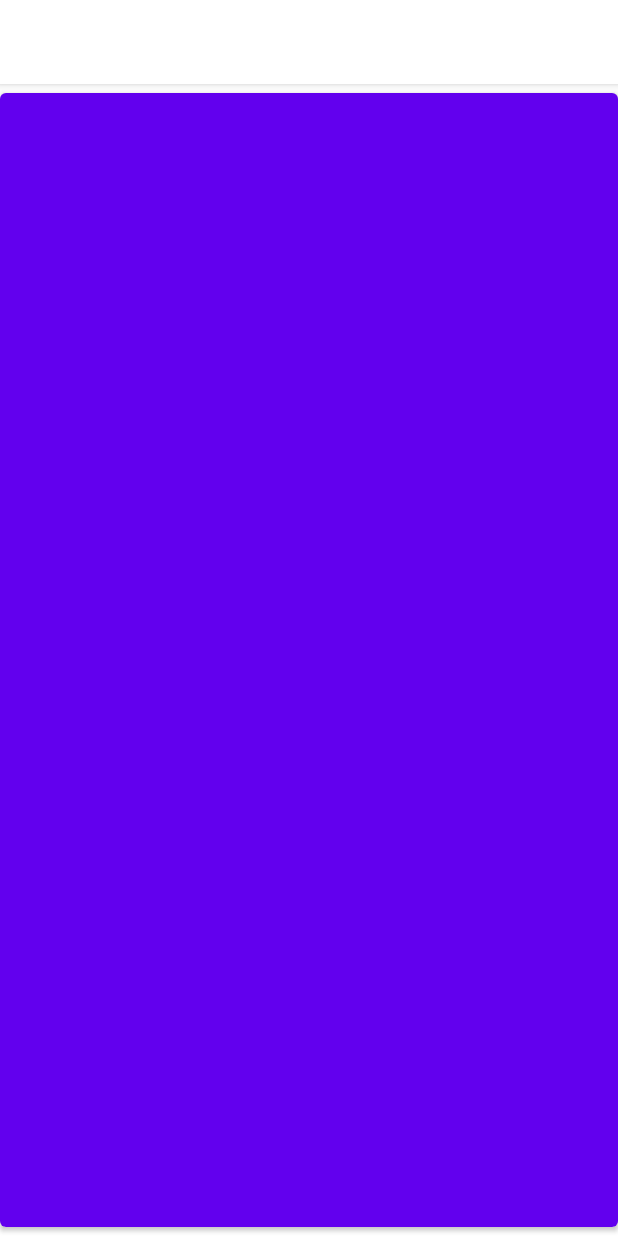
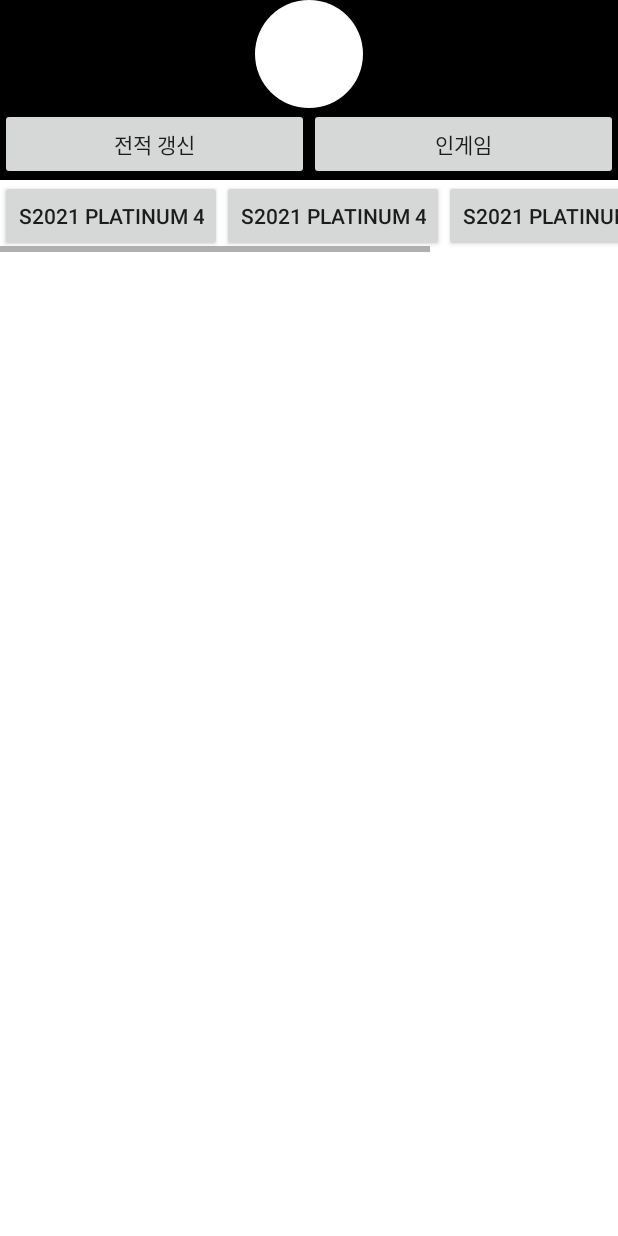
Before and after one commit to zeroheat0930/LOLandRoll, an Android app: the ParcticActivity screen opened directly, with no data from a screen before it, on a phone screen of 412 x 824 dp. Run offline under Robolectric (Android 15) with nearby library versions, the phone set to English and light mode, and no system bars; our stand-ins replace CircleImageView, data binding.

Commit message:
전적 검색창 -1. appbar 제거 -2. UI 배치중 -3. 스크롤뷰 전체, 가로 2개 달아놓음

```diff
--- a/app/src/main/java/com/zeroheat/lolandroll/ParcticActivity.kt
+++ b/app/src/main/java/com/zeroheat/lolandroll/ParcticActivity.kt
@@ -10,6 +10,7 @@ class ParcticActivity : BaseActivity() {
     override fun onCreate(savedInstanceState: Bundle?) {
         super.onCreate(savedInstanceState)
         binding= DataBindingUtil.setContentView(this, R.layout.activity_parctic)
+        getSupportActionBar()?.hide()
     }
 
     override fun setupEvents() {
--- a/app/src/main/res/layout/activity_parctic.xml
+++ b/app/src/main/res/layout/activity_parctic.xml
@@ -1,18 +1,94 @@
 <?xml version="1.0" encoding="utf-8"?>
-<layout>
-    <LinearLayout xmlns:android="http://schemas.android.com/apk/res/android"
+<layout xmlns:tools="http://schemas.android.com/tools"
+    xmlns:android="http://schemas.android.com/apk/res/android"
+    xmlns:app="http://schemas.android.com/apk/res-auto">
+
+    <LinearLayout
         android:layout_width="match_parent"
         android:layout_height="match_parent"
         android:orientation="vertical">
 
-        <androidx.recyclerview.widget.RecyclerView
-            android:id="@+id/myFriendsRecyclerView"
+        <ScrollView
             android:layout_width="match_parent"
-            android:layout_height="wrap_content"/>
+            android:layout_height="match_parent">
 
-        <Button
-            android:layout_width="match_parent"
-            android:layout_height="match_parent"/>
+            <LinearLayout
+                android:layout_width="match_parent"
+                android:layout_height="wrap_content"
+                android:orientation="vertical">
 
+                <LinearLayout
+                    android:layout_width="match_parent"
+                    android:layout_height="wrap_content"
+                    android:background="@color/black"
+                    android:orientation="vertical">
+
+                    <LinearLayout
+                        android:layout_width="match_parent"
+                        android:layout_height="wrap_content"
+                        android:orientation="horizontal">
+
+                        <de.hdodenhof.circleimageview.CircleImageView
+                            android:layout_width="match_parent"
+                            android:layout_height="match_parent"
+                            android:src="@mipmap/ic_launcher" />
+
+                    </LinearLayout>
+
+                    <LinearLayout
+                        android:layout_width="match_parent"
+                        android:layout_height="wrap_content"
+                        android:orientation="horizontal">
+
+                        <androidx.appcompat.widget.AppCompatButton
+                            android:layout_width="wrap_content"
+                            android:layout_height="wrap_content"
+                            android:layout_weight="1"
+                            android:text="전적 갱신" />
+
+                        <androidx.appcompat.widget.AppCompatButton
+                            android:layout_width="wrap_content"
+                            android:layout_height="wrap_content"
+                            android:layout_weight="1"
+                            android:text="인게임" />
+                    </LinearLayout>
+
+                </LinearLayout>
+
+
+
+                    <HorizontalScrollView
+                        android:layout_width="wrap_content"
+                        android:layout_height="wrap_content">
+                        <LinearLayout
+                            android:layout_width="wrap_content"
+                            android:layout_height="wrap_content"
+                            android:orientation="horizontal">
+
+                        <androidx.appcompat.widget.AppCompatButton
+                            android:layout_width="wrap_content"
+                            android:layout_height="wrap_content"
+                            android:text="S2021 PLATINUM 4" />
+
+                        <androidx.appcompat.widget.AppCompatButton
+                            android:layout_width="wrap_content"
+                            android:layout_height="wrap_content"
+                            android:text="S2021 PLATINUM 4" />
+
+                            <androidx.appcompat.widget.AppCompatButton
+                                android:layout_width="wrap_content"
+                                android:layout_height="wrap_content"
+                                android:text="S2021 PLATINUM 4" />
+
+                            <androidx.appcompat.widget.AppCompatButton
+                            android:layout_width="wrap_content"
+                            android:layout_height="wrap_content"
+                            android:text="S2021 PLATINUM 4" />
+
+                </LinearLayout>
+                    </HorizontalScrollView>
+
+            </LinearLayout>
+        </ScrollView>
     </LinearLayout>
 </layout>
```
